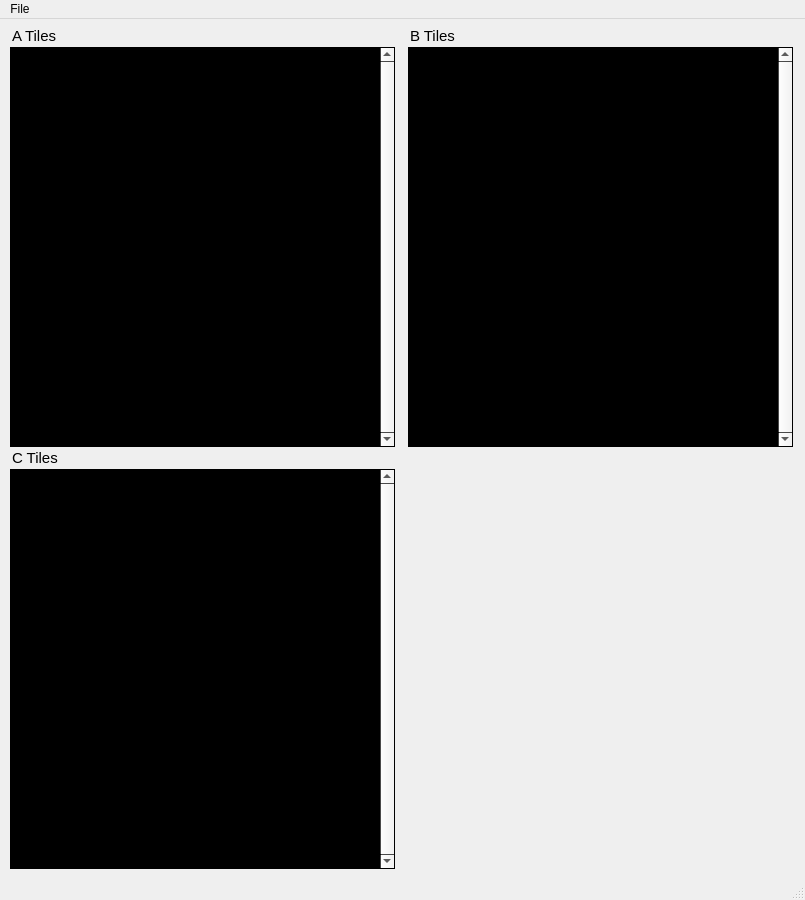
This is epf_gui.ui in DizzyThermal/TKViewer as Qt 5 draws it before an edit. The edited form follows.
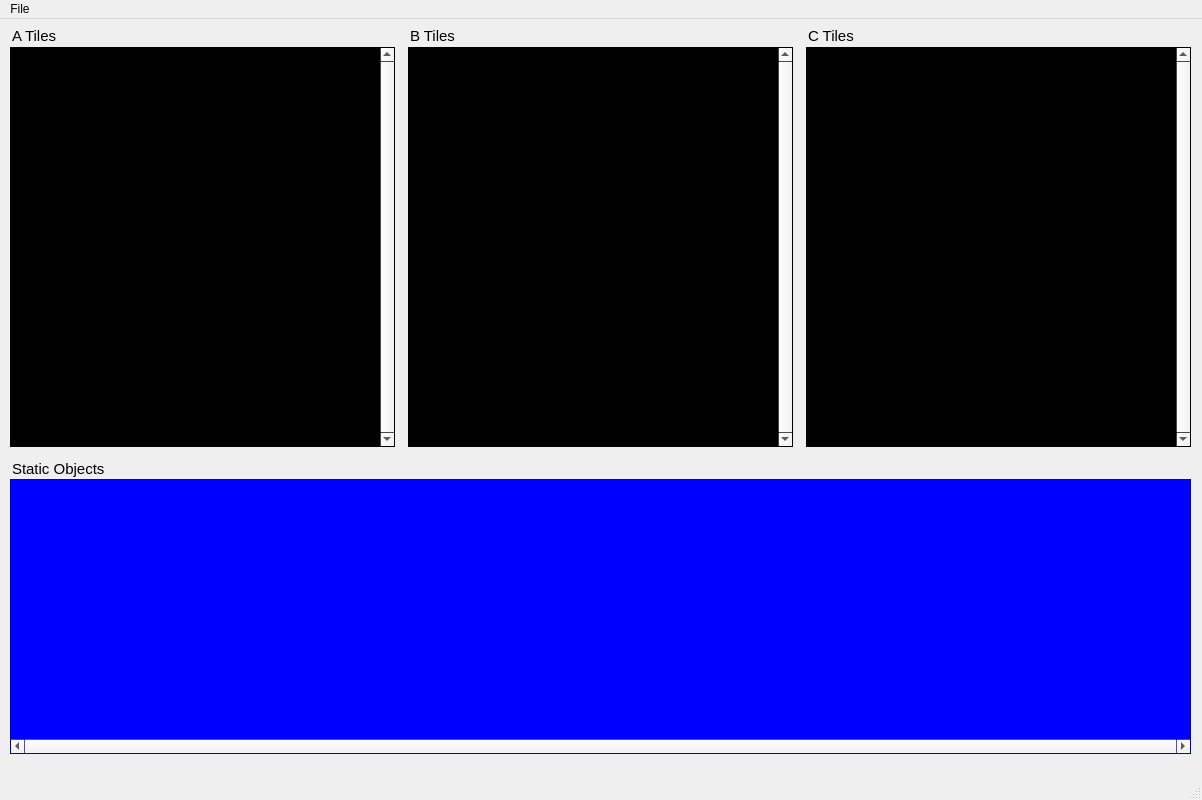
This is the edited form.

Commit message: Added "Static Objects" support with Export / Export All / Export All (Entire) options

```diff
--- a/epf_gui.ui
+++ b/epf_gui.ui
@@ -6,8 +6,8 @@
    <rect>
     <x>0</x>
     <y>0</y>
-    <width>805</width>
-    <height>900</height>
+    <width>1202</width>
+    <height>800</height>
    </rect>
   </property>
   <property name="sizePolicy">
@@ -18,14 +18,14 @@
   </property>
   <property name="minimumSize">
    <size>
-    <width>805</width>
-    <height>900</height>
+    <width>1202</width>
+    <height>800</height>
    </size>
   </property>
   <property name="maximumSize">
    <size>
-    <width>805</width>
-    <height>900</height>
+    <width>1202</width>
+    <height>800</height>
    </size>
   </property>
   <property name="windowTitle">
@@ -251,8 +251,8 @@
    <widget class="QLabel" name="c_tiles_label">
     <property name="geometry">
      <rect>
-      <x>12</x>
-      <y>432</y>
+      <x>808</x>
+      <y>10</y>
       <width>59</width>
       <height>14</height>
      </rect>
@@ -272,8 +272,8 @@
     </property>
     <property name="geometry">
      <rect>
-      <x>10</x>
-      <y>450</y>
+      <x>806</x>
+      <y>28</y>
       <width>385</width>
       <height>400</height>
      </rect>
@@ -368,13 +368,136 @@
      </property>
     </widget>
    </widget>
+   <widget class="QLabel" name="sobj_tiles_label">
+    <property name="geometry">
+     <rect>
+      <x>12</x>
+      <y>442</y>
+      <width>111</width>
+      <height>16</height>
+     </rect>
+    </property>
+    <property name="font">
+     <font>
+      <pointsize>11</pointsize>
+     </font>
+    </property>
+    <property name="text">
+     <string>Static Objects</string>
+    </property>
+   </widget>
+   <widget class="QScrollArea" name="sobj_tiles_scroll_area">
+    <property name="enabled">
+     <bool>true</bool>
+    </property>
+    <property name="geometry">
+     <rect>
+      <x>10</x>
+      <y>460</y>
+      <width>1181</width>
+      <height>275</height>
+     </rect>
+    </property>
+    <property name="sizePolicy">
+     <sizepolicy hsizetype="Fixed" vsizetype="Expanding">
+      <horstretch>0</horstretch>
+      <verstretch>0</verstretch>
+     </sizepolicy>
+    </property>
+    <property name="palette">
+     <palette>
+      <active>
+       <colorrole role="Base">
+        <brush brushstyle="SolidPattern">
+         <color alpha="255">
+          <red>255</red>
+          <green>255</green>
+          <blue>255</blue>
+         </color>
+        </brush>
+       </colorrole>
+       <colorrole role="Window">
+        <brush brushstyle="SolidPattern">
+         <color alpha="255">
+          <red>0</red>
+          <green>0</green>
+          <blue>255</blue>
+         </color>
+        </brush>
+       </colorrole>
+      </active>
+      <inactive>
+       <colorrole role="Base">
+        <brush brushstyle="SolidPattern">
+         <color alpha="255">
+          <red>255</red>
+          <green>255</green>
+          <blue>255</blue>
+         </color>
+        </brush>
+       </colorrole>
+       <colorrole role="Window">
+        <brush brushstyle="SolidPattern">
+         <color alpha="255">
+          <red>0</red>
+          <green>0</green>
+          <blue>255</blue>
+         </color>
+        </brush>
+       </colorrole>
+      </inactive>
+      <disabled>
+       <colorrole role="Base">
+        <brush brushstyle="SolidPattern">
+         <color alpha="255">
+          <red>0</red>
+          <green>0</green>
+          <blue>255</blue>
+         </color>
+        </brush>
+       </colorrole>
+       <colorrole role="Window">
+        <brush brushstyle="SolidPattern">
+         <color alpha="255">
+          <red>0</red>
+          <green>0</green>
+          <blue>255</blue>
+         </color>
+        </brush>
+       </colorrole>
+      </disabled>
+     </palette>
+    </property>
+    <property name="autoFillBackground">
+     <bool>true</bool>
+    </property>
+    <property name="verticalScrollBarPolicy">
+     <enum>Qt::ScrollBarAlwaysOff</enum>
+    </property>
+    <property name="horizontalScrollBarPolicy">
+     <enum>Qt::ScrollBarAlwaysOn</enum>
+    </property>
+    <property name="widgetResizable">
+     <bool>true</bool>
+    </property>
+    <widget class="QWidget" name="scrollAreaWidgetContents_4">
+     <property name="geometry">
+      <rect>
+       <x>0</x>
+       <y>0</y>
+       <width>1179</width>
+       <height>259</height>
+      </rect>
+     </property>
+    </widget>
+   </widget>
   </widget>
   <widget class="QMenuBar" name="menubar">
    <property name="geometry">
     <rect>
      <x>0</x>
      <y>0</y>
-     <width>805</width>
+     <width>1202</width>
      <height>19</height>
     </rect>
    </property>
```
Left out of the diff: 6 changed lines with no effect on the pictures. The commit also changes 4 other files.
